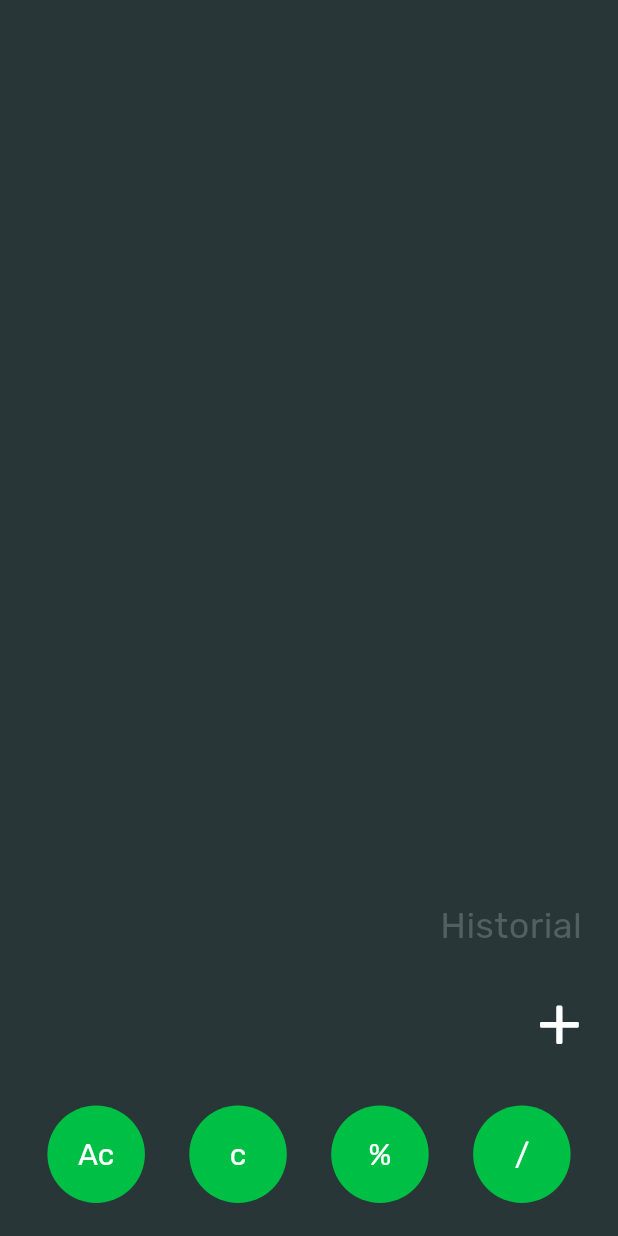
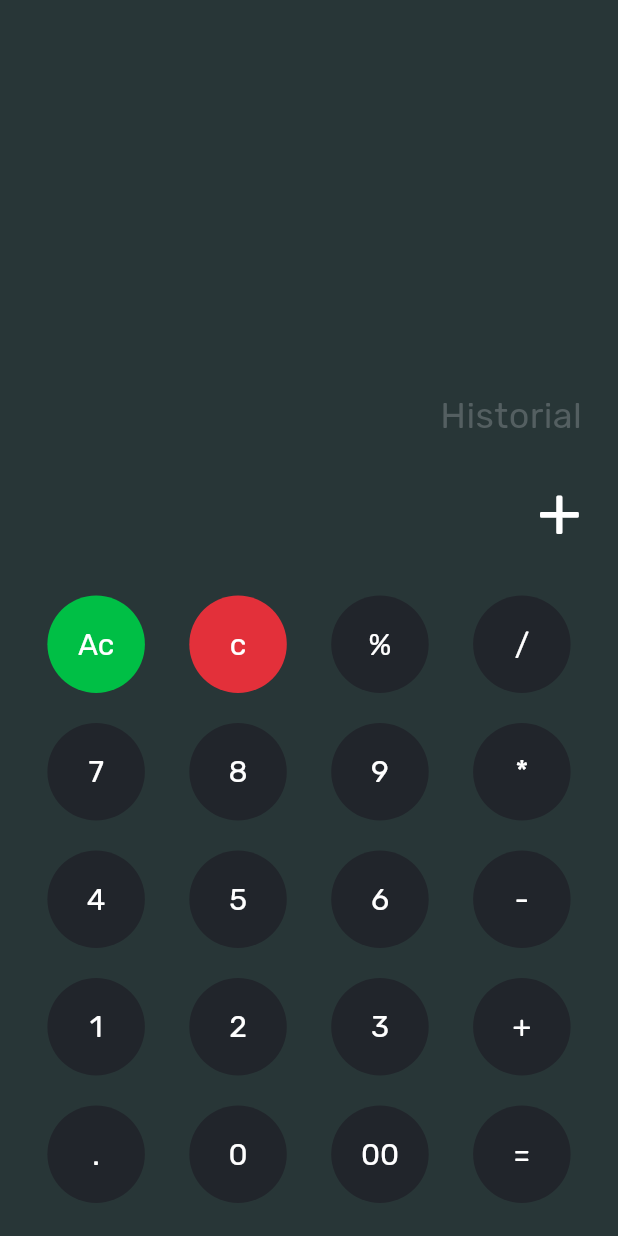
Before and after one commit to Sonyei888/calculadora_flutter, a Flutter app: the screen it shows after launch, on a phone screen of 412 x 824 dp. Run offline on Flutter 3.47's test engine with Material 3 defaults, Android fonts, the phone set to English and light mode, and no system bars; our stand-ins replace google_fonts.

Commit message:
Diseño de los botones

```diff
--- a/lib/main.dart
+++ b/lib/main.dart
@@ -63,24 +63,123 @@ class _CalcAppState extends State<CalcApp> {
                     textSize: 20,
                   ),
                   CalcButton(
-                    bgcolor: 0xFF00BF45,
+                    bgcolor: 0xffE3303A,
                     text: "c",
                     callback: allClear,
                     textSize: 20,
                   ),
                   CalcButton(
-                    bgcolor: 0xFF00BF45,
                     text: "%",
                     callback: allClear,
                     textSize: 20,
                   ),
                   CalcButton(
-                    bgcolor: 0xFF00BF45,
                     text: "/",
                     callback: allClear,
                     textSize: 20,
                   ),
 
+                ],
+              ),
+              Row(
+                mainAxisAlignment: MainAxisAlignment.spaceEvenly,
+                children: <Widget>[
+                  CalcButton(
+                    text: "7",
+                    callback: allClear,
+                    textSize: 20,
+                  ),
+                  CalcButton(
+                    text: "8",
+                    callback: allClear,
+                    textSize: 20,
+                  ),
+                  CalcButton(
+                    text: "9",
+                    callback: allClear,
+                    textSize: 20,
+                  ),
+                  CalcButton(
+                    text: "*",
+                    callback: allClear,
+                    textSize: 20,
+                  ),
+
+                ],
+              ),
+               Row(
+                mainAxisAlignment: MainAxisAlignment.spaceEvenly,
+                children: <Widget>[
+                  CalcButton(
+                    text: "4",
+                    callback: allClear,
+                    textSize: 20,
+                  ),
+                  CalcButton(
+                    text: "5",
+                    callback: allClear,
+                    textSize: 20,
+                  ),
+                  CalcButton(
+                    text: "6",
+                    callback: allClear,
+                    textSize: 20,
+                  ),
+                  CalcButton(
+                    text: "-",
+                    callback: allClear,
+                    textSize: 20,
+                  )
+                ],
+              ),
+               Row(
+                mainAxisAlignment: MainAxisAlignment.spaceEvenly,
+                children: <Widget>[
+                  CalcButton(
+                    text: "1",
+                    callback: allClear,
+                    textSize: 20,
+                  ),
+                  CalcButton(
+                    text: "2",
+                    callback: allClear,
+                    textSize: 20,
+                  ),
+                  CalcButton(
+                    text: "3",
+                    callback: allClear,
+                    textSize: 20,
+                  ),
+                  CalcButton(
+                    text: "+",
+                    callback: allClear,
+                    textSize: 20,
+                  )
+                ],
+              ),
+              Row(
+                mainAxisAlignment: MainAxisAlignment.spaceEvenly,
+                children: <Widget>[
+                  CalcButton(
+                    text: ".",
+                    callback: allClear,
+                    textSize: 20,
+                  ),
+                  CalcButton(
+                    text: "0",
+                    callback: allClear,
+                    textSize: 20,
+                  ),
+                  CalcButton(
+                    text: "00",
+                    callback: allClear,
+                    textSize: 20,
+                  ),
+                  CalcButton(
+                    text: "=",
+                    callback: allClear,
+                    textSize: 20,
+                  )
                 ],
               )
             ],
```
